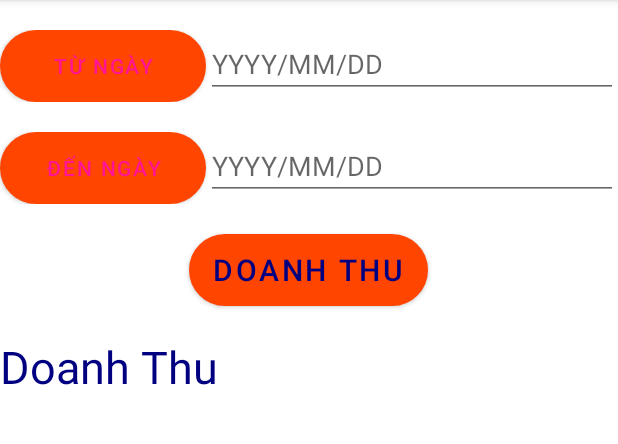
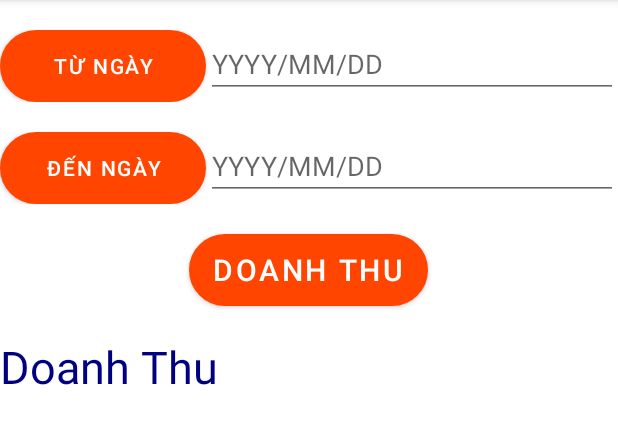
Before and after one commit to ninhhoanglong/BTLNhom14_QuanLySach, an Android app: the fragment DoanhThuFragment placed in its activity, on a phone screen of 412 x 824 dp, the part 84-528 px from its top. Run offline under Robolectric (Android 15) with nearby library versions, the phone set to English and light mode, and no system bars.

Commit message:
first commit

```diff
--- a/app/src/main/res/layout/fragment_doanh_thu.xml
+++ b/app/src/main/res/layout/fragment_doanh_thu.xml
@@ -13,14 +13,15 @@
         android:orientation="horizontal"
         android:weightSum="3"
         android:layout_marginTop="20dp">
+
         <Button
+            android:id="@+id/btnTuNgay"
             android:layout_width="0dp"
-            android:textColor="#ff1493"
             android:layout_height="wrap_content"
             android:layout_weight="1"
             android:background="@drawable/button"
             android:text="Từ ngày"
-            android:id="@+id/btnTuNgay"/>
+            android:textColor="#ffffff" />
         <EditText
             android:layout_width="0dp"
             android:layout_height="wrap_content"
@@ -35,14 +36,15 @@
         android:orientation="horizontal"
         android:weightSum="3"
         android:layout_marginTop="20dp">
+
         <Button
+            android:id="@+id/btnDenNgay"
             android:layout_width="0dp"
             android:layout_height="wrap_content"
+            android:layout_weight="1"
             android:background="@drawable/button"
-            android:layout_weight="1"
-            android:textColor="#ff1493"
             android:text="Đến ngày"
-            android:id="@+id/btnDenNgay"/>
+            android:textColor="#ffffff" />
         <EditText
             android:layout_width="0dp"
             android:layout_height="wrap_content"
@@ -51,17 +53,18 @@
             android:layout_weight="2"
             android:textSize="18dp"/>
     </LinearLayout>
+
     <Button
+        android:id="@+id/btnDoanhThu"
         android:layout_width="wrap_content"
         android:layout_height="wrap_content"
+        android:layout_gravity="center"
+        android:layout_marginTop="20dp"
         android:background="@drawable/button"
-        android:id="@+id/btnDoanhThu"
-        android:textColor="#000080"
+        android:drawableStart="@drawable/ic_money"
         android:text="Doanh Thu"
-        android:textSize="20dp"
-        android:drawableStart="@drawable/ic_money"
-        android:layout_gravity="center"
-        android:layout_marginTop="20dp"/>
+        android:textColor="#ffffff"
+        android:textSize="20dp" />
     <TextView
         android:layout_width="match_parent"
         android:layout_height="wrap_content"
--- a/app/src/main/res/layout/fragment_them_user.xml
+++ b/app/src/main/res/layout/fragment_them_user.xml
@@ -87,7 +87,7 @@
             android:layout_marginStart="48dp"
             android:layout_marginTop="48dp"
             android:text="Lưu"
-            android:textColor="#4b0082"
+            android:textColor="#ffffff"
             app:layout_constraintStart_toStartOf="parent"
             app:layout_constraintTop_toBottomOf="@+id/edRePass" />
 
@@ -99,7 +99,7 @@
             android:layout_marginTop="49dp"
             android:layout_marginEnd="47dp"
             android:text="Hủy"
-            android:textColor="#4b0082"
+            android:textColor="#ffffff"
             app:layout_constraintEnd_toEndOf="parent"
             app:layout_constraintStart_toEndOf="@+id/btnSaveUser"
             app:layout_constraintTop_toBottomOf="@+id/edRePass" />
```
Also changed, not shown: app/src/main/java/com/example/QuanLyMuonTraSachThuVien/themUser/ThemUserFragment.java (+1 -7 lines), app/src/main/res/layout/loai_sach_dialog.xml (+9 -7 lines), app/src/main/res/layout/phieu_muon_dialog.xml (+11 -10 lines), app/src/main/res/layout/sach_dialog.xml (+12 -10 lines), app/src/main/res/layout/thanh_vien_dialog.xml (+15 -14 lines).
